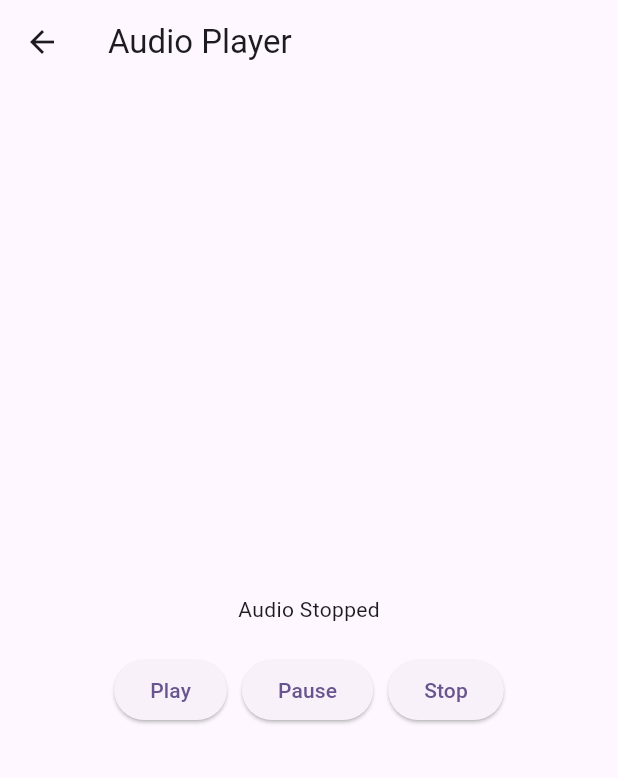
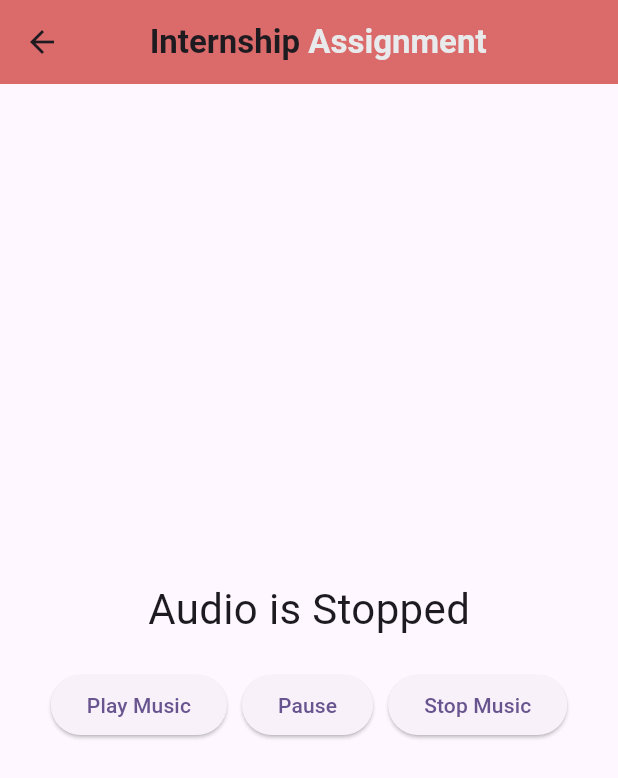
Before and after one commit to LAKSH3002/Internship_Assignment, a Flutter app: the AudioPlayerScreen screen opened directly, on a phone screen of 412 x 824 dp. Shown: the top 778 px of the screen. Run offline on Flutter 3.47's test engine with Material 3 defaults, Android fonts, the phone set to English and light mode, and no system bars; our stand-ins replace animated_splash_screen, audioplayers, bloc, cached_network_image, carousel_slider, flutter_bloc and 1 more.

Commit message:
Created Audio page

```diff
--- /dev/null
+++ b/myinternshipapp/devtools_options.yaml
@@ -0,0 +1,3 @@
+description: This file stores settings for Dart & Flutter DevTools.
+documentation: https://docs.flutter.dev/tools/devtools/extensions#configure-extension-enablement-states
+extensions:
--- a/myinternshipapp/lib/Audio_bloc/Audio_event.dart
+++ b/myinternshipapp/lib/Audio_bloc/Audio_event.dart
@@ -1,6 +1,7 @@
-// Audio Player Event
 abstract class AudioPlayerEvent {}
 
 class PlayAudio extends AudioPlayerEvent {}
+
 class PauseAudio extends AudioPlayerEvent {}
+
 class StopAudio extends AudioPlayerEvent {}
--- a/myinternshipapp/lib/Audio_bloc/Audio_state.dart
+++ b/myinternshipapp/lib/Audio_bloc/Audio_state.dart
@@ -1,7 +1,9 @@
-// Audio Player State
 abstract class AudioPlayerState {}
 
 class AudioPlayerInitial extends AudioPlayerState {}
+
 class AudioPlayerPlaying extends AudioPlayerState {}
+
 class AudioPlayerPaused extends AudioPlayerState {}
+
 class AudioPlayerStopped extends AudioPlayerState {}
--- a/myinternshipapp/lib/Screens/Audioplayer.dart
+++ b/myinternshipapp/lib/Screens/Audioplayer.dart
@@ -1,50 +1,148 @@
+// import 'package:flutter/material.dart';
+// import 'package:flutter_bloc/flutter_bloc.dart';
+// import 'package:myinternshipapp/Audio_bloc/Audio_bloc.dart';
+// import 'package:myinternshipapp/Audio_bloc/Audio_event.dart';
+// import 'package:myinternshipapp/Audio_bloc/Audio_state.dart';
+
+// class AudioPlayerScreen extends StatefulWidget
+// {
+//   @override
+//   State<AudioPlayerScreen> createState() => _AudioPlayerScreenState();
+// }
+
+// class _AudioPlayerScreenState extends State<AudioPlayerScreen> {
+//   @override
+//   Widget build(BuildContext context) {
+//     final audioBloc = context.read<AudioPlayerBloc>();
+
+//     return Scaffold(
+//       appBar: AppBar(
+//         backgroundColor: Color.fromARGB(255, 247, 169, 97),
+//         centerTitle: true,
+//         title: const Row(
+//           mainAxisAlignment: MainAxisAlignment.center,
+//           children: [
+//             Text(
+//               'Internship ',
+//               style: TextStyle(fontWeight: FontWeight.bold),
+//             ),
+//             Text(
+//               'Assignment        ',
+//               style: TextStyle(
+//                   color: Color.fromARGB(255, 232, 234, 236),
+//                   fontWeight: FontWeight.bold),
+//             ),
+//           ],
+//         ),
+//       ),
+//       body:
+//       Center(
+//         child: BlocBuilder<AudioPlayerBloc, AudioPlayerState>(
+//           builder: (context, state) {
+//             return Column(
+//               mainAxisAlignment: MainAxisAlignment.center,
+//               children: [
+//                 if (state is AudioPlayerInitial || state is AudioPlayerStopped)
+//                   Text('Audio is not playing'),
+//                 if (state is AudioPlayerPlaying)
+//                   Text('Audio is Playing'),
+//                 if (state is AudioPlayerPaused)
+//                   Text('Audio is Paused'),
+//                 SizedBox(height: 20),
+//                 Row(
+//                   mainAxisAlignment: MainAxisAlignment.center,
+//                   children: [
+//                     ElevatedButton(
+//                       onPressed: () => audioBloc.add(PlayAudio()),
+//                       child: Text('Play'),
+//                     ),
+//                     SizedBox(width: 10),
+//                     ElevatedButton(
+//                       onPressed: () => audioBloc.add(PauseAudio()),
+//                       child: Text('Pause'),
+//                     ),
+//                     SizedBox(width: 10),
+//                     ElevatedButton(
+//                       onPressed: () => audioBloc.add(StopAudio()),
+//                       child: Text('Stop'),
+//                     ),
+//                   ],
+//                 ),
+//               ],
+//             );
+//           },
+//         ),
+//       ),
+//     );
+//   }
+// }
+
 import 'package:flutter/material.dart';
 import 'package:flutter_bloc/flutter_bloc.dart';
 import 'package:myinternshipapp/Audio_bloc/Audio_bloc.dart';
 import 'package:myinternshipapp/Audio_bloc/Audio_event.dart';
 import 'package:myinternshipapp/Audio_bloc/Audio_state.dart';
 
-class AudioPlayerScreen extends StatefulWidget {
-  @override
-  State<AudioPlayerScreen> createState() => _AudioPlayerScreenState();
-}
-
-class _AudioPlayerScreenState extends State<AudioPlayerScreen> {
+class AudioPlayerScreen extends StatelessWidget {
   @override
   Widget build(BuildContext context) {
-    final audioBloc = context.read<AudioPlayerBloc>();
-
     return Scaffold(
-      appBar: AppBar(title: Text('Audio Player')),
-      body: Center(
+      appBar: AppBar(
+        backgroundColor: Color.fromARGB(255, 219, 106, 106),
+        centerTitle: true,
+        title: const Row(
+          mainAxisAlignment: MainAxisAlignment.center,
+          children: [
+            Text(
+              'Internship ',
+              style: TextStyle(fontWeight: FontWeight.bold),
+            ),
+            Text(
+              'Assignment        ',
+              style: TextStyle(
+                  color: Color.fromARGB(255, 232, 234, 236),
+                  fontWeight: FontWeight.bold),
+            ),
+          ],
+        ),
+      ),
+      body: BlocProvider(
+        create: (context) => AudioPlayerBloc(),
         child: BlocBuilder<AudioPlayerBloc, AudioPlayerState>(
           builder: (context, state) {
+            final audioPlayerBloc = context.read<AudioPlayerBloc>();
             return Column(
               mainAxisAlignment: MainAxisAlignment.center,
               children: [
-                if (state is AudioPlayerInitial || state is AudioPlayerStopped)
-                  Text('Audio Stopped'),
                 if (state is AudioPlayerPlaying)
-                  Text('Audio Playing'),
+                  Text('Audio is Playing...', style: TextStyle(fontSize: 28)),
                 if (state is AudioPlayerPaused)
-                  Text('Audio Paused'),
+                  Text('Audio is Paused', style: TextStyle(fontSize: 28)),
+                if (state is AudioPlayerStopped || state is AudioPlayerInitial)
+                  Text('Audio is Stopped', style: TextStyle(fontSize: 28)),
                 SizedBox(height: 20),
                 Row(
                   mainAxisAlignment: MainAxisAlignment.center,
                   children: [
                     ElevatedButton(
-                      onPressed: () => audioBloc.add(PlayAudio()),
-                      child: Text('Play'),
+                      onPressed: () {
+                        audioPlayerBloc.add(PlayAudio());
+                      },
+                      child: Text('Play Music'),
                     ),
                     SizedBox(width: 10),
                     ElevatedButton(
-                      onPressed: () => audioBloc.add(PauseAudio()),
+                      onPressed: () {
+                        audioPlayerBloc.add(PauseAudio());
+                      },
                       child: Text('Pause'),
                     ),
                     SizedBox(width: 10),
                     ElevatedButton(
-                      onPressed: () => audioBloc.add(StopAudio()),
-                      child: Text('Stop'),
+                      onPressed: () {
+                        audioPlayerBloc.add(StopAudio());
+                      },
+                      child: Text('Stop Music'),
                     ),
                   ],
                 ),
--- a/myinternshipapp/lib/Screens/FetchedScreen.dart
+++ b/myinternshipapp/lib/Screens/FetchedScreen.dart
@@ -53,7 +53,7 @@ class _FetchedScreenState extends State<FetchedScreen> {
     return Scaffold(
       // Appbar
       appBar: AppBar(
-        backgroundColor: Color.fromARGB(255, 247, 169, 97),
+        backgroundColor: Color.fromARGB(255, 219, 106, 106),
         centerTitle: true,
         title: const Row(
           mainAxisAlignment: MainAxisAlignment.center,
@@ -317,8 +317,8 @@ class BlogTile extends StatelessWidget {
   Widget build(BuildContext context) {
     return GestureDetector(
       onTap: () {
-        Navigator.push(context,
-            MaterialPageRoute(builder: (context) => Signup()));
+        Navigator.push(
+            context, MaterialPageRoute(builder: (context) => Signup()));
       },
       child: Padding(
         padding: const EdgeInsets.symmetric(horizontal: 10.0),
--- a/myinternshipapp/lib/Screens/HomeScreen.dart
+++ b/myinternshipapp/lib/Screens/HomeScreen.dart
@@ -1,7 +1,6 @@
 import 'package:flutter/material.dart';
 import 'package:myinternshipapp/Screens/Audioplayer.dart';
 import 'package:myinternshipapp/Screens/FetchedScreen.dart';
-import 'package:myinternshipapp/Screens/newaudioplayer.dart';
 
 class Homescreen extends StatefulWidget {
   const Homescreen({super.key});
@@ -16,7 +15,6 @@ class _HomescreenState extends State<Homescreen> {
   final List<Widget> _pages = [
     const FetchedScreen(),
     AudioPlayerScreen(),
-    NewAudioPlayerScreen()
   ];
 
   @override
@@ -39,10 +37,6 @@ class _HomescreenState extends State<Homescreen> {
             icon: Icon(Icons.music_note),
             label: 'Audio',
           ),
-          BottomNavigationBarItem(
-            icon: Icon(Icons.music_note_rounded),
-            label: 'Audio page2',
-          ),
         ],
       ),
     );
--- a/myinternshipapp/pubspec.yaml
+++ b/myinternshipapp/pubspec.yaml
@@ -68,7 +68,7 @@ flutter:
 
   # To add assets to your application, add an assets section, like this:
   assets:
-    - assets/audio/Lakshaudio.mp3
+    - assets/audio/
 
   # An image asset can refer to one or more resolution-specific "variants", see
   # https://flutter.dev/assets-and-images/#resolution-aware
```
Also changed, not shown: myinternshipapp/lib/Audio_bloc/Audio_bloc.dart (+9 -3 lines), myinternshipapp/lib/Screens/Signup.dart (+2 -24 lines), myinternshipapp/lib/Screens/newaudioplayer.dart (deleted, +0 -126 lines), myinternshipapp/assets/images/trace.jpeg (deleted), 2 other files.
